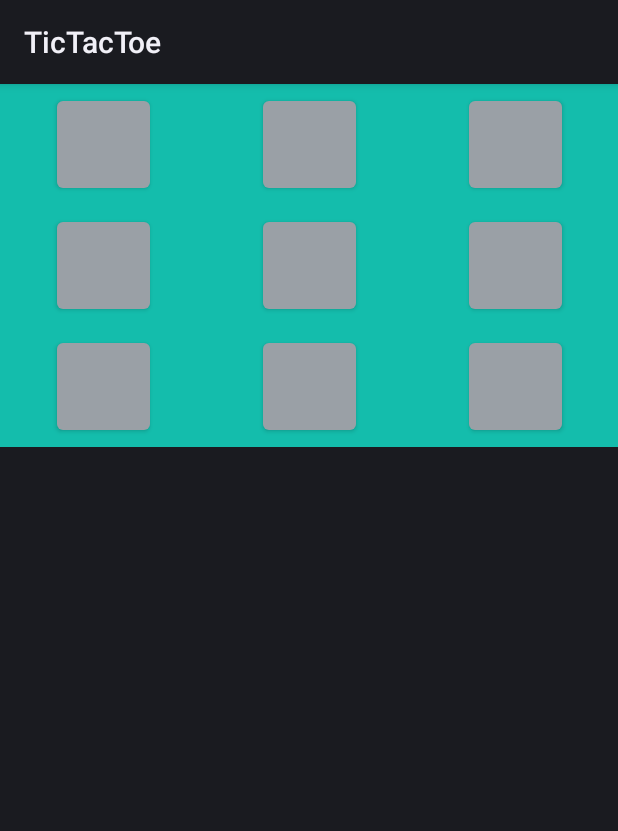
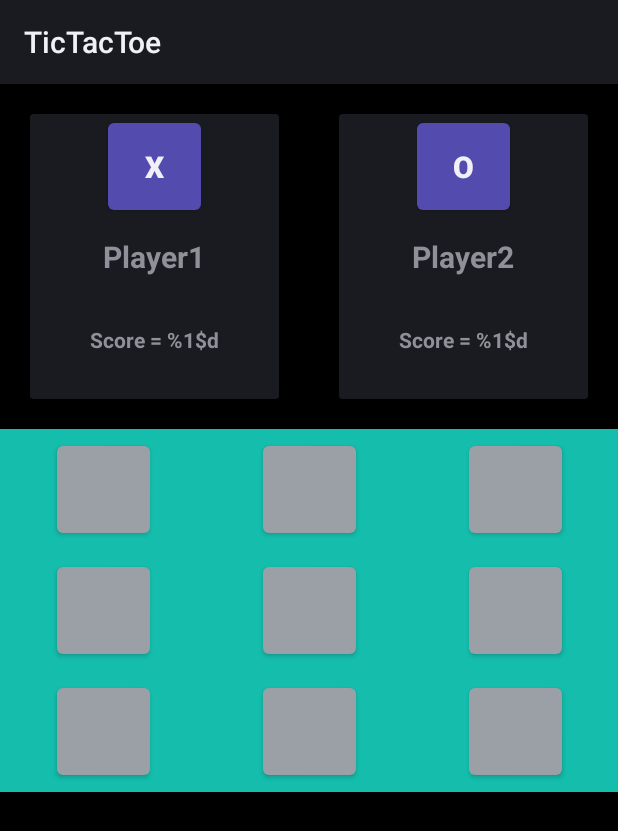
Before and after one commit to SurajBichkunde39/TicTacToe, an Android app: the fragment GameFragment shown on its own in the app's theme, on a phone screen of 412 x 824 dp. Shown: the top 831 px of the screen. Run offline under Robolectric (Android 15) with nearby library versions, the phone set to English and light mode, and no system bars.

Commit message:
Added UI to show current player and scores of players.

```diff
--- a/app/src/main/res/layout/fragment_game.xml
+++ b/app/src/main/res/layout/fragment_game.xml
@@ -1,17 +1,109 @@
 <?xml version="1.0" encoding="utf-8"?>
-<FrameLayout xmlns:android="http://schemas.android.com/apk/res/android"
+<LinearLayout xmlns:android="http://schemas.android.com/apk/res/android"
     xmlns:tools="http://schemas.android.com/tools"
     android:layout_width="match_parent"
     android:layout_height="match_parent"
+    android:background="#000000"
+    android:orientation="vertical"
+    android:weightSum="1"
     tools:context=".GameFragment">
 
-    <GridView
-        android:id="@+id/game_grid"
-        android:layout_width="wrap_content"
-        android:layout_height="wrap_content"
-        android:numColumns="3"
-        android:background="#14bdac"
-        >
-    </GridView>
+    <LinearLayout
+        android:layout_width="match_parent"
+        android:layout_height="0dip"
+        android:layout_weight="0.3"
+        android:orientation="horizontal"
+        android:weightSum="1">
 
-</FrameLayout>
+        <androidx.cardview.widget.CardView
+            android:layout_width="wrap_content"
+            android:layout_height="match_parent"
+            android:layout_margin="20dp"
+            android:layout_weight="0.5"
+            android:background="@color/placeholder_other">
+
+            <Button
+                android:id="@+id/player_1_button"
+                android:layout_width="@dimen/placeholder_selector_button_size"
+                android:layout_height="@dimen/placeholder_selector_button_size"
+                android:layout_gravity="top|center_horizontal"
+                android:backgroundTint="@color/placeholder_selected"
+                android:clickable="false"
+                android:text="@string/player_placeholder_x"
+                android:textSize="@dimen/text_size"
+                android:textStyle="bold" />
+
+            <TextView
+                android:layout_width="wrap_content"
+                android:layout_height="wrap_content"
+                android:layout_gravity="center"
+                android:text="@string/player1_text"
+                android:textSize="@dimen/text_size"
+                android:textStyle="bold" />
+
+            <TextView
+                android:id="@+id/score_player_1"
+                android:layout_width="wrap_content"
+                android:layout_height="wrap_content"
+                android:layout_gravity="bottom|center"
+                android:layout_marginBottom="30dp"
+                android:text="@string/score_sting"
+                android:textStyle="bold" />
+
+        </androidx.cardview.widget.CardView>
+
+        <androidx.cardview.widget.CardView
+            android:layout_width="wrap_content"
+            android:layout_height="match_parent"
+            android:layout_margin="20dp"
+            android:layout_weight="0.5"
+            android:background="@color/placeholder_selected">
+
+            <Button
+                android:id="@+id/player_2_button"
+                android:layout_width="@dimen/placeholder_selector_button_size"
+                android:layout_height="@dimen/placeholder_selector_button_size"
+                android:layout_gravity="top|center_horizontal"
+                android:backgroundTint="@color/placeholder_selected"
+                android:clickable="false"
+                android:text="@string/player_placeholder_o"
+                android:textSize="@dimen/text_size"
+                android:textStyle="bold" />
+
+            <TextView
+                android:layout_width="wrap_content"
+                android:layout_height="wrap_content"
+                android:layout_gravity="center"
+                android:text="@string/player2_text"
+                android:textSize="@dimen/text_size"
+                android:textStyle="bold" />
+
+            <TextView
+                android:id="@+id/score_player_2"
+                android:layout_width="wrap_content"
+                android:layout_height="wrap_content"
+                android:layout_gravity="bottom|center"
+                android:layout_marginBottom="30dp"
+                android:text="@string/score_sting"
+                android:textStyle="bold">
+
+            </TextView>
+        </androidx.cardview.widget.CardView>
+
+    </LinearLayout>
+
+    <LinearLayout
+        android:layout_width="match_parent"
+        android:layout_height="0dip"
+        android:layout_weight="0.5">
+
+        <GridView
+            android:id="@+id/game_grid"
+            android:layout_width="wrap_content"
+            android:layout_height="wrap_content"
+            android:background="#14bdac"
+            android:numColumns="3" />
+
+    </LinearLayout>
+
+</LinearLayout>
--- a/app/src/main/res/values/strings.xml
+++ b/app/src/main/res/values/strings.xml
@@ -13,4 +13,5 @@
         <item>5</item>
         <item>7</item>
     </string-array>
+    <string name="score_sting">Score = %1$d</string>
 </resources>
```
